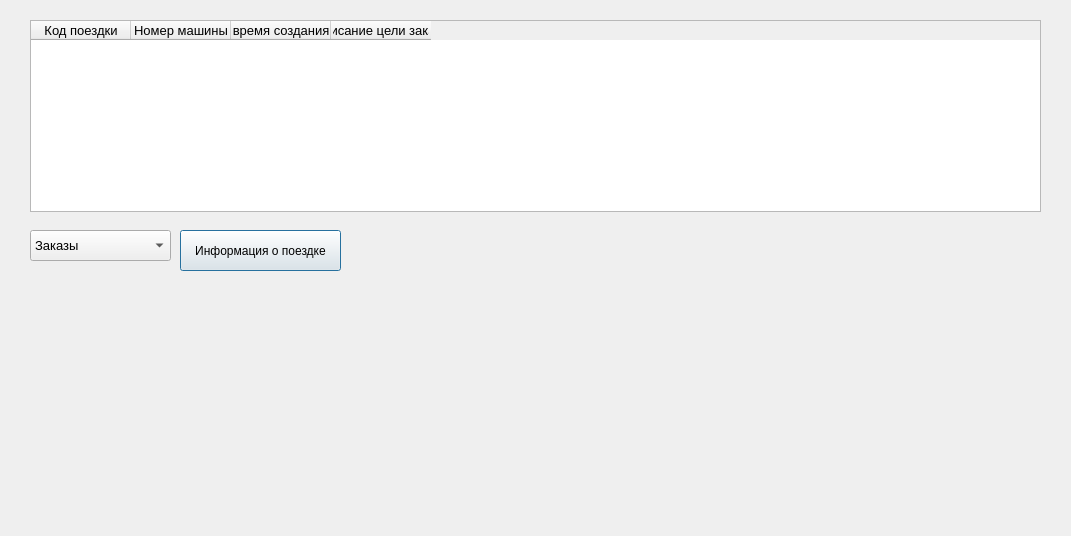
Before: the Qt Designer form ClientWindow.ui in EgLeVor/Course, drawn with Qt 5.
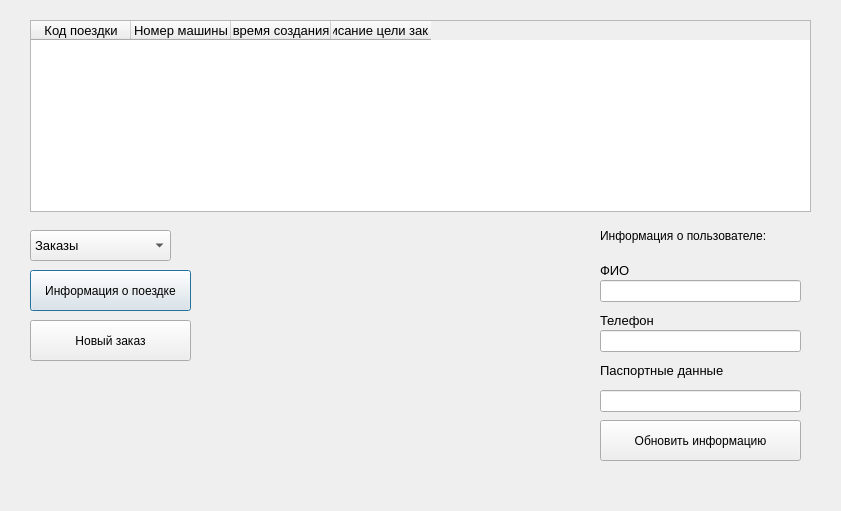
After: the same form once the commit is applied.

Commit message: Егор_4_дизайн+логика

```diff
--- a/ClientWindow.ui
+++ b/ClientWindow.ui
@@ -6,8 +6,8 @@
    <rect>
     <x>0</x>
     <y>0</y>
-    <width>1071</width>
-    <height>536</height>
+    <width>841</width>
+    <height>511</height>
    </rect>
   </property>
   <property name="windowTitle">
@@ -43,7 +43,7 @@
     <rect>
      <x>30</x>
      <y>20</y>
-     <width>1011</width>
+     <width>781</width>
      <height>192</height>
     </rect>
    </property>
@@ -91,8 +91,8 @@
   <widget class="QPushButton" name="trip_info_btn">
    <property name="geometry">
     <rect>
-     <x>180</x>
-     <y>230</y>
+     <x>30</x>
+     <y>270</y>
      <width>161</width>
      <height>41</height>
     </rect>
@@ -101,6 +101,134 @@
     <string>Информация о поездке</string>
    </property>
   </widget>
+  <widget class="QPushButton" name="insert_btn">
+   <property name="geometry">
+    <rect>
+     <x>30</x>
+     <y>320</y>
+     <width>161</width>
+     <height>41</height>
+    </rect>
+   </property>
+   <property name="text">
+    <string>Новый заказ</string>
+   </property>
+  </widget>
+  <widget class="QLabel" name="inf_lbl">
+   <property name="geometry">
+    <rect>
+     <x>600</x>
+     <y>220</y>
+     <width>211</width>
+     <height>31</height>
+    </rect>
+   </property>
+   <property name="font">
+    <font>
+     <pointsize>9</pointsize>
+    </font>
+   </property>
+   <property name="text">
+    <string>Информация о пользователе:</string>
+   </property>
+  </widget>
+  <widget class="QLabel" name="name_lbl">
+   <property name="geometry">
+    <rect>
+     <x>600</x>
+     <y>260</y>
+     <width>161</width>
+     <height>21</height>
+    </rect>
+   </property>
+   <property name="font">
+    <font>
+     <pointsize>10</pointsize>
+    </font>
+   </property>
+   <property name="text">
+    <string>ФИО</string>
+   </property>
+  </widget>
+  <widget class="QLabel" name="phone_lbl">
+   <property name="geometry">
+    <rect>
+     <x>600</x>
+     <y>310</y>
+     <width>161</width>
+     <height>21</height>
+    </rect>
+   </property>
+   <property name="font">
+    <font>
+     <pointsize>10</pointsize>
+    </font>
+   </property>
+   <property name="text">
+    <string>Телефон</string>
+   </property>
+  </widget>
+  <widget class="QLabel" name="passport_lbl">
+   <property name="geometry">
+    <rect>
+     <x>600</x>
+     <y>360</y>
+     <width>171</width>
+     <height>21</height>
+    </rect>
+   </property>
+   <property name="font">
+    <font>
+     <pointsize>10</pointsize>
+    </font>
+   </property>
+   <property name="text">
+    <string>Паспортные данные</string>
+   </property>
+  </widget>
+  <widget class="QLineEdit" name="name_line">
+   <property name="geometry">
+    <rect>
+     <x>600</x>
+     <y>280</y>
+     <width>201</width>
+     <height>22</height>
+    </rect>
+   </property>
+  </widget>
+  <widget class="QLineEdit" name="phone_line">
+   <property name="geometry">
+    <rect>
+     <x>600</x>
+     <y>330</y>
+     <width>201</width>
+     <height>22</height>
+    </rect>
+   </property>
+  </widget>
+  <widget class="QLineEdit" name="passport_line">
+   <property name="geometry">
+    <rect>
+     <x>600</x>
+     <y>390</y>
+     <width>201</width>
+     <height>22</height>
+    </rect>
+   </property>
+  </widget>
+  <widget class="QPushButton" name="update_btn">
+   <property name="geometry">
+    <rect>
+     <x>600</x>
+     <y>420</y>
+     <width>201</width>
+     <height>41</height>
+    </rect>
+   </property>
+   <property name="text">
+    <string>Обновить информацию</string>
+   </property>
+  </widget>
  </widget>
  <resources/>
  <connections/>
```
The commit also changes 4 other files.
